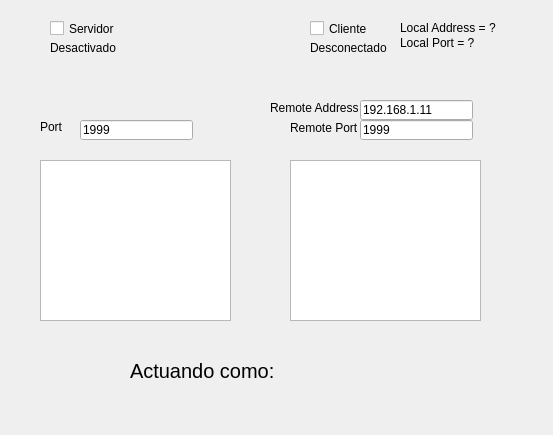
Qt form QtNetwork/dialog.ui (RoboticArts/Interfaz-Torreta) before a commit.
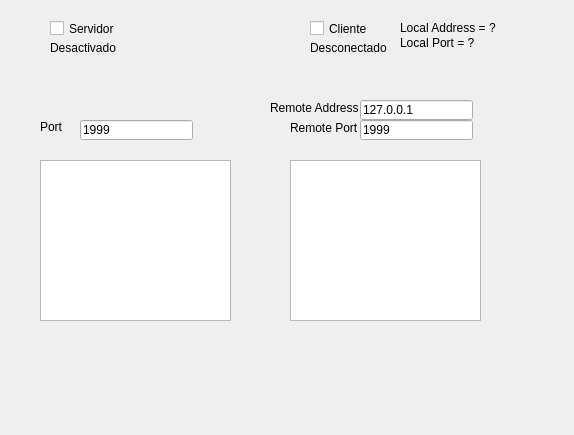
The same form after that commit.

What changed in the file:
```diff
--- a/QtNetwork/dialog.ui
+++ b/QtNetwork/dialog.ui
@@ -6,7 +6,7 @@
    <rect>
     <x>0</x>
     <y>0</y>
-    <width>553</width>
+    <width>574</width>
     <height>435</height>
    </rect>
   </property>
@@ -111,7 +111,7 @@
     </rect>
    </property>
    <property name="text">
-    <string>192.168.1.11</string>
+    <string>127.0.0.1</string>
    </property>
   </widget>
   <widget class="QLabel" name="labelClientRemotePort">
@@ -192,39 +192,6 @@
     <string>Local Address = ?</string>
    </property>
   </widget>
-  <widget class="QLabel" name="labelInformationServerClient">
-   <property name="geometry">
-    <rect>
-     <x>130</x>
-     <y>350</y>
-     <width>331</width>
-     <height>41</height>
-    </rect>
-   </property>
-   <property name="baseSize">
-    <size>
-     <width>0</width>
-     <height>0</height>
-    </size>
-   </property>
-   <property name="font">
-    <font>
-     <pointsize>15</pointsize>
-    </font>
-   </property>
-   <property name="frameShape">
-    <enum>QFrame::NoFrame</enum>
-   </property>
-   <property name="lineWidth">
-    <number>1</number>
-   </property>
-   <property name="text">
-    <string>Actuando como:</string>
-   </property>
-   <property name="indent">
-    <number>-1</number>
-   </property>
-  </widget>
  </widget>
  <resources/>
  <connections/>
```
